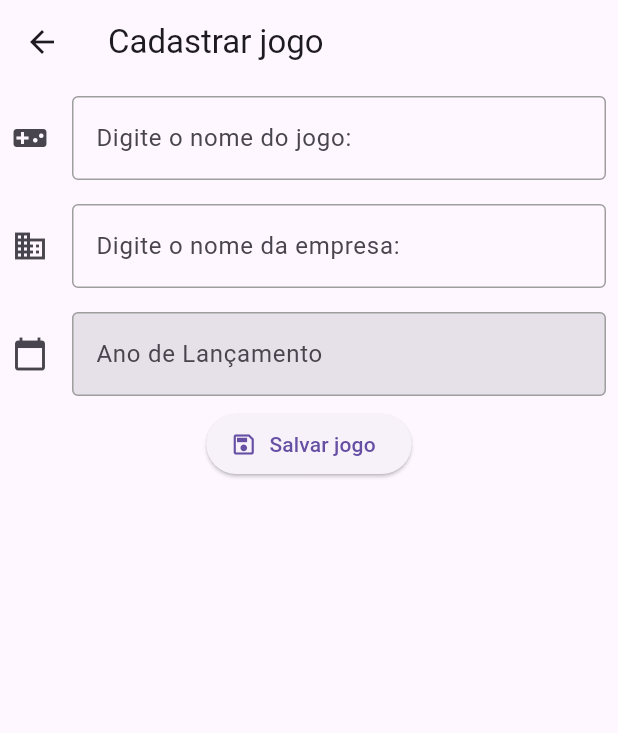
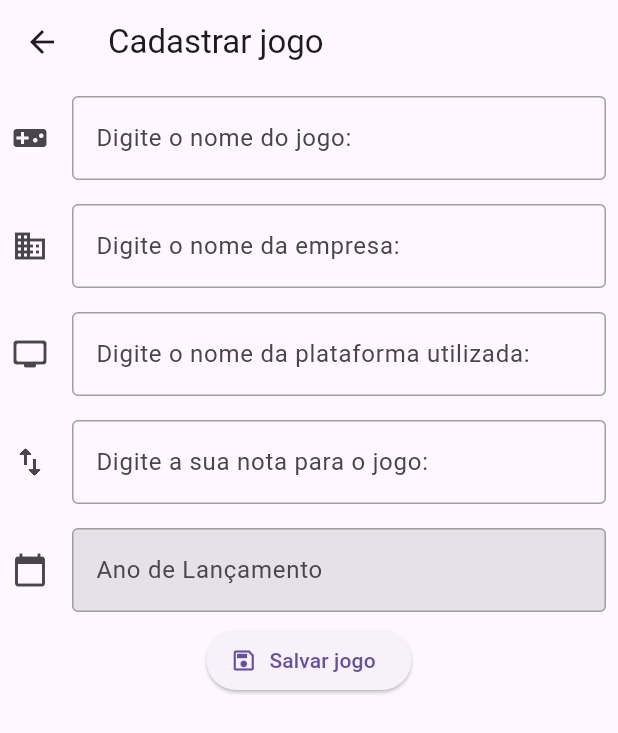
Before and after one commit to G48R13L-K/Lista_de_jogos_flutter, a Flutter app: the screen it shows after launch, after a tap on the "add box" icon, on a phone screen of 412 x 824 dp. Shown: the top 733 px of the screen. Run offline on Flutter 3.47's test engine with Material 3 defaults, Android fonts, the phone set to English and light mode, and no system bars; our stand-ins replace dio; network calls fail.

Commit message:
preenchimento dos campos e criação de input de nota, plataforma e botão de favorito

```diff
--- a/lib/models/jogos_model.dart
+++ b/lib/models/jogos_model.dart
@@ -1,13 +1,19 @@
 class Jogos {
-  final String? id;
+  final String id;
   final String nJogo;
   final String nEmpresa;
   final String anoJogo;
+  final String nPlataforma;
+  final String notaJogo;
+  bool isFavorite;
 
   Jogos({
     required this.id,
     required this.nJogo,
     required this.nEmpresa,
     required this.anoJogo,
+    required this.nPlataforma,
+    required this.notaJogo,
+    this.isFavorite = false,
   });
 }
--- a/lib/pages/home_page.dart
+++ b/lib/pages/home_page.dart
@@ -45,7 +45,10 @@ class _MyHomePageState extends State<MyHomePage> {
           id: data['id'],
           nJogo: data['nome'],
           nEmpresa: data['empresa'],
-          anoJogo: data['ano'],
+          anoJogo: data['ano'].toString(),
+          nPlataforma: data['plataforma'],
+          notaJogo: data['nota'].toString(),
+          isFavorite: data['favorito'] ?? false,
         ),
       );
     }
@@ -73,7 +76,19 @@ class _MyHomePageState extends State<MyHomePage> {
               itemCount: jogos.length,
               itemBuilder: (context, index) {
                 return ListTile(
-                  leading: Icon(Icons.videogame_asset_outlined),
+                  leading: IconButton(
+                    icon: Icon(
+                      jogos[index].isFavorite
+                          ? Icons.favorite
+                          : Icons.favorite_border,
+                    ),
+                    onPressed: () {
+                      setState(() {
+                        jogos[index].isFavorite = !jogos[index].isFavorite;
+                      });
+                      _updateFavorite(jogos[index]);
+                    },
+                  ),
                   contentPadding: const EdgeInsets.symmetric(
                     horizontal: 16,
                     vertical: 8,
@@ -83,6 +98,8 @@ class _MyHomePageState extends State<MyHomePage> {
                     children: [
                       Text('Jogo: ${jogos[index].nJogo}'),
                       Text('Empresa: ${jogos[index].nEmpresa}'),
+                      Text('Platafroma:${jogos[index].nPlataforma}'),
+                      Text('Nota do Jogo:${jogos[index].notaJogo}'),
                       Text('Ano de Lançamento: ${jogos[index].anoJogo}'),
                     ],
                   ),
@@ -176,4 +193,21 @@ class _MyHomePageState extends State<MyHomePage> {
       ).showSnackBar(SnackBar(content: Text('Erro ao deletar jogo: $e')));
     }
   }
+
+  void _updateFavorite(Jogos jogo) async {
+    var dio = Dio(
+      BaseOptions(
+        connectTimeout: Duration(seconds: 30),
+        baseUrl: 'https://6912666252a60f10c8218ad9.mockapi.io/api/v1',
+      ),
+    );
+    try {
+      await dio.put(
+        '/lista_jogos/${jogo.id}',
+        data: {'favorito': jogo.isFavorite},
+      );
+    } catch (e) {
+      //
+    }
+  }
 }
--- a/lib/pages/jogo_form_page.dart
+++ b/lib/pages/jogo_form_page.dart
@@ -15,6 +15,8 @@ class _JogoFormPageState extends State<JogoFormPage> {
   late TextEditingController controllerNome;
   late TextEditingController controllerEmpresa;
   late TextEditingController controllerAno;
+  late TextEditingController controllerPlataforma;
+  late TextEditingController controllerNota;
   GlobalKey<FormState> formKey = GlobalKey<FormState>();
   bool isSaving = false; // Para desabilitar o botão durante salvamento
 
@@ -23,12 +25,16 @@ class _JogoFormPageState extends State<JogoFormPage> {
     controllerNome = TextEditingController();
     controllerEmpresa = TextEditingController();
     controllerAno = TextEditingController();
+    controllerPlataforma = TextEditingController();
+    controllerNota = TextEditingController();
     super.initState();
 
     if (mounted && widget.jogo != null) {
       var jogo = widget.jogo!;
       controllerNome.text = jogo.nJogo;
       controllerEmpresa.text = jogo.nEmpresa;
+      controllerPlataforma.text = jogo.nPlataforma;
+      controllerNota.text = jogo.notaJogo.toString();
       controllerAno.text = jogo.anoJogo
           .toString(); // Converta para string para o controller
     }
@@ -38,7 +44,9 @@ class _JogoFormPageState extends State<JogoFormPage> {
   void dispose() {
     controllerNome.dispose();
     controllerEmpresa.dispose();
+    controllerPlataforma.dispose();
     controllerAno.dispose();
+    controllerNota.dispose();
     super.dispose();
   }
 
@@ -78,6 +86,35 @@ class _JogoFormPageState extends State<JogoFormPage> {
                 validator: (value) => _validateEmpresa(),
               ),
             ),
+
+            Padding(
+              padding: const EdgeInsets.all(8.0),
+              child: TextFormField(
+                controller: controllerPlataforma,
+                decoration: InputDecoration(
+                  labelText: "Digite o nome da plataforma utilizada:",
+                  icon: Icon(Icons.personal_video_rounded),
+                  enabledBorder: OutlineInputBorder(
+                    borderSide: BorderSide(color: Colors.grey),
+                  ),
+                ),
+              ),
+            ),
+
+            Padding(
+              padding: const EdgeInsets.all(8.0),
+              child: TextFormField(
+                controller: controllerNota,
+                decoration: InputDecoration(
+                  labelText: 'Digite a sua nota para o jogo:',
+                  icon: Icon(Icons.swap_vert_outlined),
+                  enabledBorder: OutlineInputBorder(
+                    borderSide: BorderSide(color: Colors.grey),
+                  ),
+                ),
+              ),
+            ),
+
             Padding(
               padding: const EdgeInsets.all(8.0),
               child: TextFormField(
@@ -138,6 +175,8 @@ class _JogoFormPageState extends State<JogoFormPage> {
   Future<void> _salvarJogo(BuildContext ctx) async {
     var nomeJogo = controllerNome.text;
     var empresaNome = controllerEmpresa.text;
+    var plataformaJogo = controllerPlataforma.text;
+    var notaParaJogo = int.tryParse(controllerNota.text) ?? 0;
     var anoJogo = int.tryParse(controllerAno.text) ?? 0; // Converta para int
 
     if (formKey.currentState?.validate() == true) {
@@ -158,13 +197,25 @@ class _JogoFormPageState extends State<JogoFormPage> {
           // Adicionar novo jogo (POST)
           response = await dio.post(
             "/lista_jogos",
-            data: {'nome': nomeJogo, 'empresa': empresaNome, 'ano': anoJogo},
+            data: {
+              'nome': nomeJogo,
+              'empresa': empresaNome,
+              'ano': anoJogo,
+              'plataforma': plataformaJogo,
+              'nota': notaParaJogo,
+            },
           );
         } else {
           // Editar jogo existente (PUT)
           response = await dio.put(
             "/lista_jogos/${widget.jogo!.id}",
-            data: {'nome': nomeJogo, 'empresa': empresaNome, 'ano': anoJogo},
+            data: {
+              'nome': nomeJogo,
+              'empresa': empresaNome,
+              'ano': anoJogo,
+              'plataforma': plataformaJogo,
+              'nota': notaParaJogo,
+            },
           );
         }
 
```
Also changed, not shown: lib/pages/jogo_edit_page.dart (+40 -1 lines).
